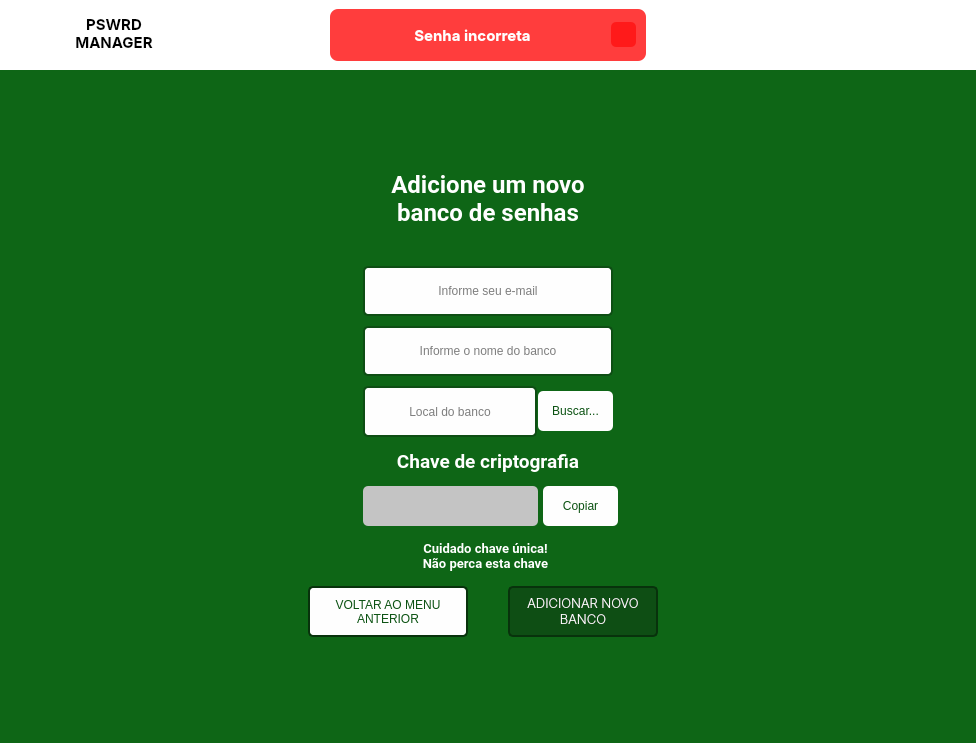
Before: the Qt Designer form QtDesigner/filesUI/registerWindowWidget.ui in lrafaelz/PSWRD-Manager, drawn with Qt 5.
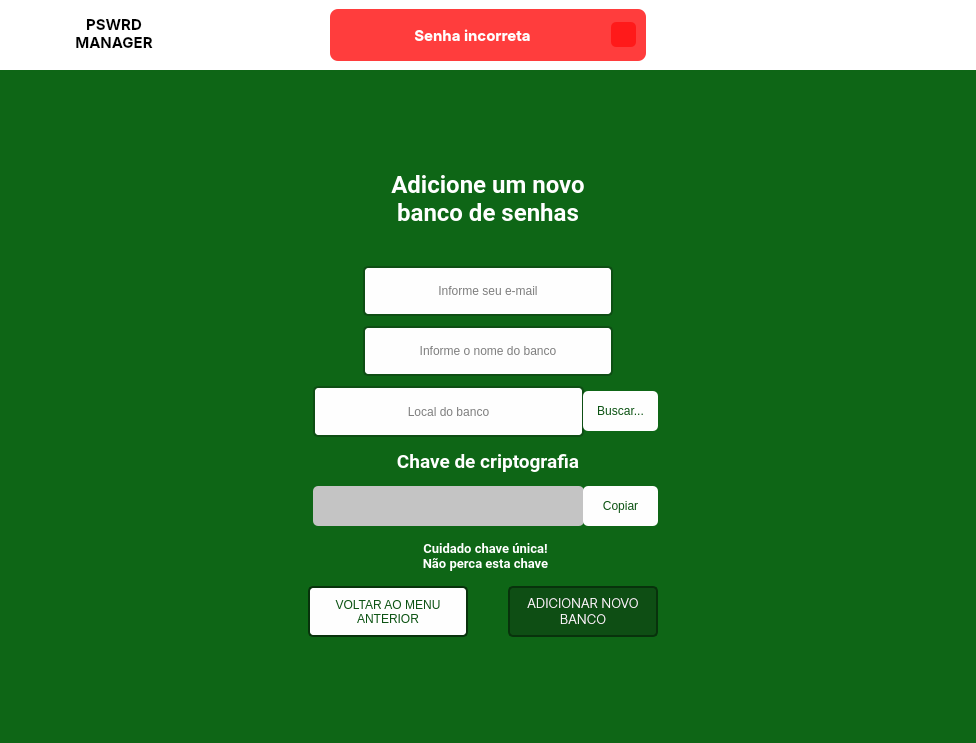
After: the same form once the commit is applied. Icons and pictures are not drawn.

```diff
--- a/QtDesigner/filesUI/registerWindowWidget.ui
+++ b/QtDesigner/filesUI/registerWindowWidget.ui
@@ -538,9 +538,9 @@
         <widget class="QLineEdit" name="inputText_dfPath">
          <property name="geometry">
           <rect>
-           <x>100</x>
+           <x>50</x>
            <y>230</y>
-           <width>174</width>
+           <width>271</width>
            <height>51</height>
           </rect>
          </property>
@@ -588,7 +588,7 @@
         <widget class="QPushButton" name="pushButton_findPath">
          <property name="geometry">
           <rect>
-           <x>275</x>
+           <x>320</x>
            <y>235</y>
            <width>75</width>
            <height>40</height>
@@ -652,15 +652,19 @@
         <widget class="QLineEdit" name="inputText_encryptionKey">
          <property name="geometry">
           <rect>
-           <x>100</x>
+           <x>50</x>
            <y>330</y>
-           <width>175</width>
+           <width>271</width>
            <height>40</height>
           </rect>
          </property>
          <property name="font">
           <font>
-           <family>MS Shell Dlg 2</family>
+           <family>Inter</family>
+           <pointsize>8</pointsize>
+           <weight>25</weight>
+           <italic>false</italic>
+           <bold>false</bold>
           </font>
          </property>
          <property name="autoFillBackground">
@@ -669,8 +673,8 @@
          <property name="styleSheet">
           <string notr="true">QLineEdit{
 	border-radius: 5px ; 
-	padding: 15px;
 	background: #C4C4C4;
+	font: 200 8pt &quot;Inter&quot;;
 }</string>
          </property>
          <property name="text">
@@ -695,7 +699,7 @@
         <widget class="QPushButton" name="pushButton_copyKey">
          <property name="geometry">
           <rect>
-           <x>280</x>
+           <x>320</x>
            <y>330</y>
            <width>75</width>
            <height>40</height>
```
